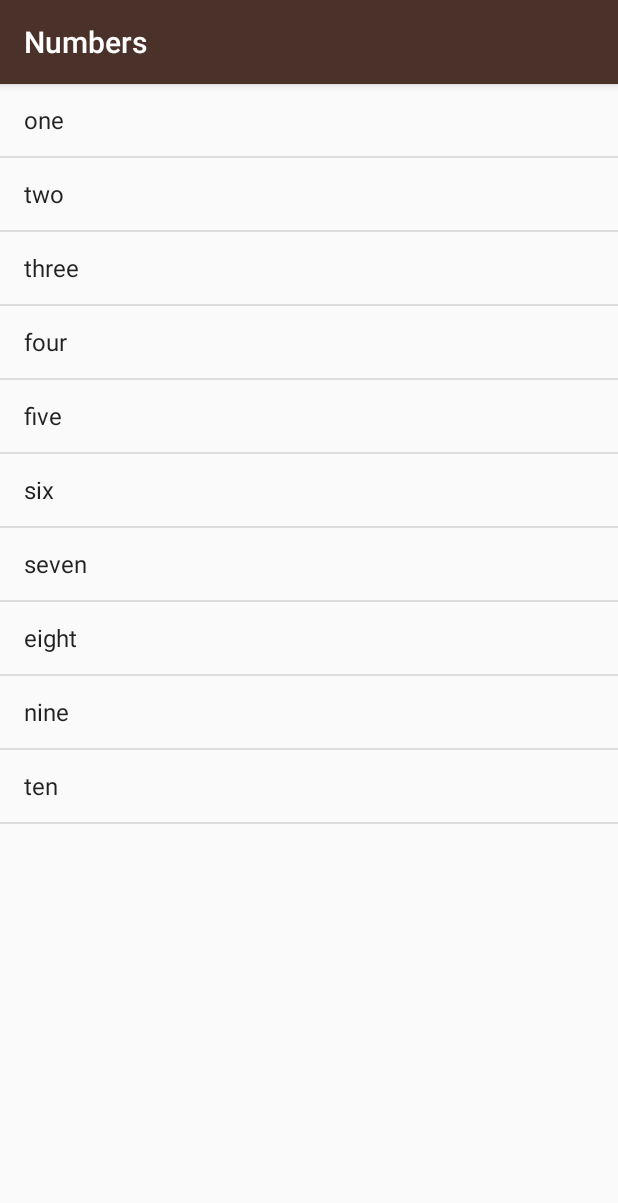
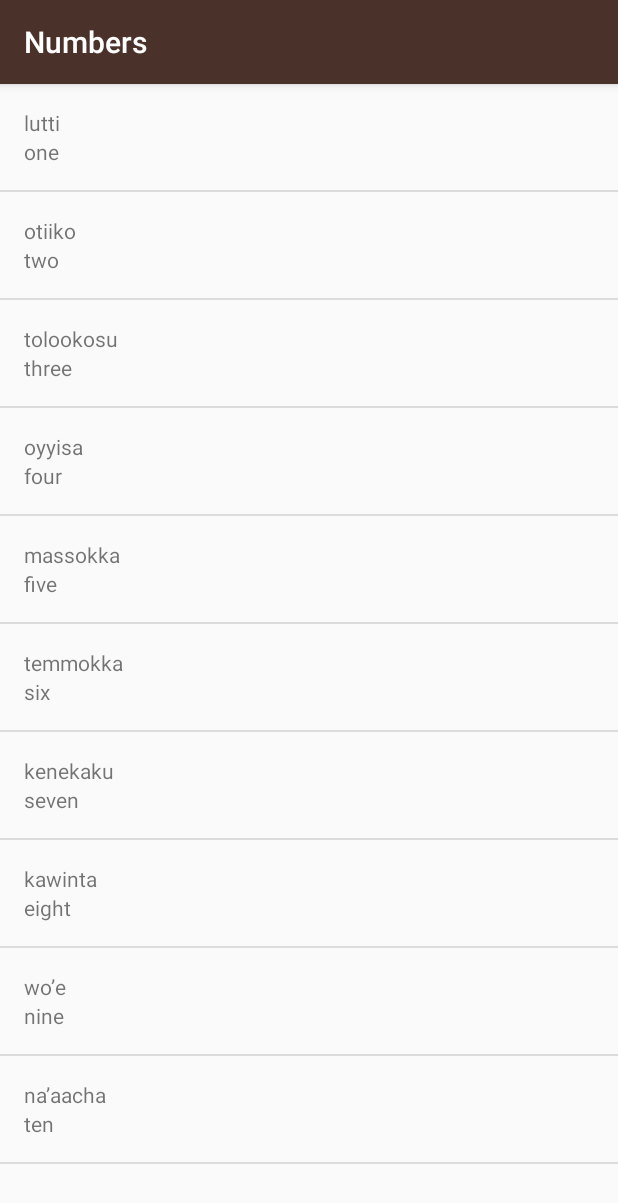
Before and after one commit to gustavoaz7/Android_Learning, an Android app: the NumbersActivity screen opened directly, with no data from a screen before it, on a phone screen of 412 x 824 dp. Shown: the top 1203 px of the screen. Run offline under Robolectric (Android 15) with nearby library versions, the phone set to English and light mode, and no system bars.

Commit message:
Numbers list

```diff
--- a/Miwok/app/src/main/java/com/example/android/miwok/NumbersActivity.java
+++ b/Miwok/app/src/main/java/com/example/android/miwok/NumbersActivity.java
@@ -14,21 +14,21 @@ public class NumbersActivity extends AppCompatActivity {
         super.onCreate(savedInstanceState);
         setContentView(R.layout.activity_numbers);
 
-        ArrayList<String> words = new ArrayList<>();
-        words.add("one");
-        words.add("two");
-        words.add("three");
-        words.add("four");
-        words.add("five");
-        words.add("six");
-        words.add("seven");
-        words.add("eight");
-        words.add("nine");
-        words.add("ten");
+        ArrayList<Word> words = new ArrayList<Word>();
+        words.add(new Word("one", "lutti"));
+        words.add(new Word("two", "otiiko"));
+        words.add(new Word("three", "tolookosu"));
+        words.add(new Word("four", "oyyisa"));
+        words.add(new Word("five", "massokka"));
+        words.add(new Word("six", "temmokka"));
+        words.add(new Word("seven", "kenekaku"));
+        words.add(new Word("eight", "kawinta"));
+        words.add(new Word("nine", "wo’e"));
+        words.add(new Word("ten", "na’aacha"));
 
-         ArrayAdapter<String> itemsAdapter = new ArrayAdapter<>(this, android.R.layout.simple_list_item_1, words);
-         ListView listView = (ListView) findViewById(R.id.numbers_view);
-         listView.setAdapter(itemsAdapter);
+         WordAdapter adapter = new WordAdapter(this, words);
+         ListView listView = (ListView) findViewById(R.id.numbers_list);
+         listView.setAdapter(adapter);
     }
 
 }
--- /dev/null
+++ b/Miwok/app/src/main/java/com/example/android/miwok/Word.java
@@ -0,0 +1,20 @@
+package com.example.android.miwok;
+
+public class Word {
+
+    private String mDefault;
+    private String mMiwok;
+
+    public Word(String defaultWord, String miwokWord) {
+        mDefault = defaultWord;
+        mMiwok = miwokWord;
+    }
+
+    public String getDefault() {
+        return mDefault;
+    }
+
+    public String getMiwok() {
+        return mMiwok;
+    }
+}
--- /dev/null
+++ b/Miwok/app/src/main/java/com/example/android/miwok/WordAdapter.java
@@ -0,0 +1,43 @@
+package com.example.android.miwok;
+
+import android.content.Context;
+import android.support.annotation.NonNull;
+import android.support.annotation.Nullable;
+import android.view.LayoutInflater;
+import android.view.View;
+import android.view.ViewGroup;
+import android.widget.ArrayAdapter;
+import android.widget.TextView;
+
+import java.util.ArrayList;
+
+public class WordAdapter extends ArrayAdapter<Word> {
+
+    public WordAdapter(Context context, ArrayList<Word> words) {
+        // resource: The resource ID for a layout file containing a TextView to use when instantiating views.
+        // It is used when the ArrayAdapter is populating a single TextView.
+        // Because this is a custom adapter for two TextViews, 'resource' will not be used therefore any int value is allowed.
+        super(context, 0, words);
+    }
+
+    @NonNull
+    @Override
+    public View getView(int position, @Nullable View convertView, @NonNull ViewGroup parent) {
+        // Check if the existing view is being reused, otherwise inflate the view
+        View listItem = convertView;
+        if (listItem == null) {
+            listItem = LayoutInflater.from(getContext()).inflate(R.layout.list_item, parent, false);
+        }
+
+        Word currentWord = getItem(position);
+
+        TextView miwokText = (TextView) listItem.findViewById(R.id.miwok_text);
+        miwokText.setText(currentWord.getMiwok());
+
+        TextView defaultText = (TextView) listItem.findViewById(R.id.default_text);
+        defaultText.setText(currentWord.getDefault());
+
+
+        return listItem;
+    }
+}
--- a/Miwok/app/src/main/res/layout/activity_numbers.xml
+++ b/Miwok/app/src/main/res/layout/activity_numbers.xml
@@ -2,10 +2,8 @@
 <ListView xmlns:android="http://schemas.android.com/apk/res/android"
     xmlns:app="http://schemas.android.com/apk/res-auto"
     xmlns:tools="http://schemas.android.com/tools"
-    android:id="@+id/numbers_view"
+    android:id="@+id/numbers_list"
     android:layout_width="match_parent"
     android:layout_height="match_parent"
     android:orientation="vertical"
-    tools:context=".NumbersActivity">
-
-</ListView>
+    tools:context=".NumbersActivity" />
--- /dev/null
+++ b/Miwok/app/src/main/res/layout/list_item.xml
@@ -0,0 +1,19 @@
+<?xml version="1.0" encoding="utf-8"?>
+<LinearLayout xmlns:android="http://schemas.android.com/apk/res/android"
+    android:layout_width="match_parent"
+    android:layout_height="match_parent"
+    android:orientation="vertical"
+    android:padding="16dp">
+
+    <TextView
+        android:id="@+id/miwok_text"
+        android:layout_width="match_parent"
+        android:layout_height="wrap_content"
+        android:text="lutti" />
+
+    <TextView
+        android:id="@+id/default_text"
+        android:layout_width="match_parent"
+        android:layout_height="wrap_content"
+        android:text="one" />
+</LinearLayout>
```
